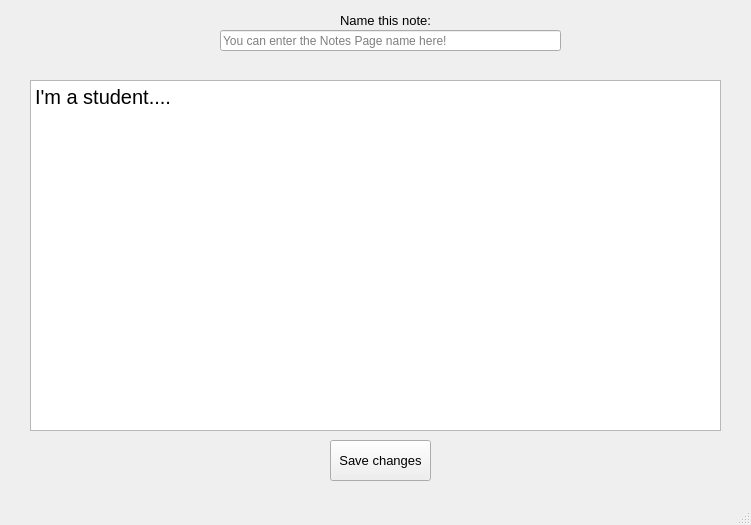
GreenSystemDuy08/TL-C4K-PTI01, file PTI/SPCK/GUI/editNote2.ui: the form before one commit.
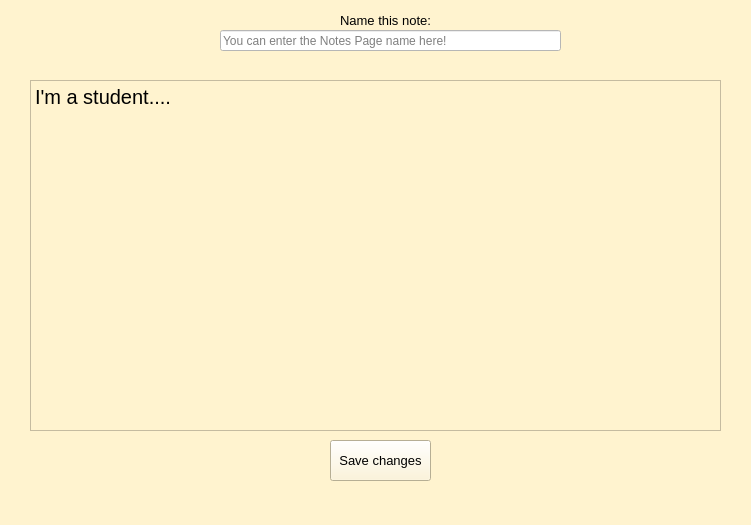
The form after the commit.

```diff
--- a/PTI/SPCK/GUI/editNote2.ui
+++ b/PTI/SPCK/GUI/editNote2.ui
@@ -13,6 +13,9 @@
   <property name="windowTitle">
    <string>MainWindow</string>
   </property>
+  <property name="styleSheet">
+   <string notr="true">background-color: rgb(255, 243, 207);</string>
+  </property>
   <widget class="QWidget" name="centralwidget">
    <widget class="QLineEdit" name="lineEdit">
     <property name="geometry">
@@ -23,6 +26,9 @@
       <height>21</height>
      </rect>
     </property>
+    <property name="styleSheet">
+     <string notr="true">background-color: rgb(255, 255, 255);</string>
+    </property>
     <property name="placeholderText">
      <string>You can enter the Notes Page name here!</string>
     </property>
@@ -85,6 +91,10 @@
      <string>Edit or start your Notes here!</string>
     </property>
    </widget>
+   <zorder>label</zorder>
+   <zorder>lineEdit</zorder>
+   <zorder>bt_save</zorder>
+   <zorder>plainTextEdit</zorder>
   </widget>
   <widget class="QMenuBar" name="menubar">
    <property name="geometry">
```
